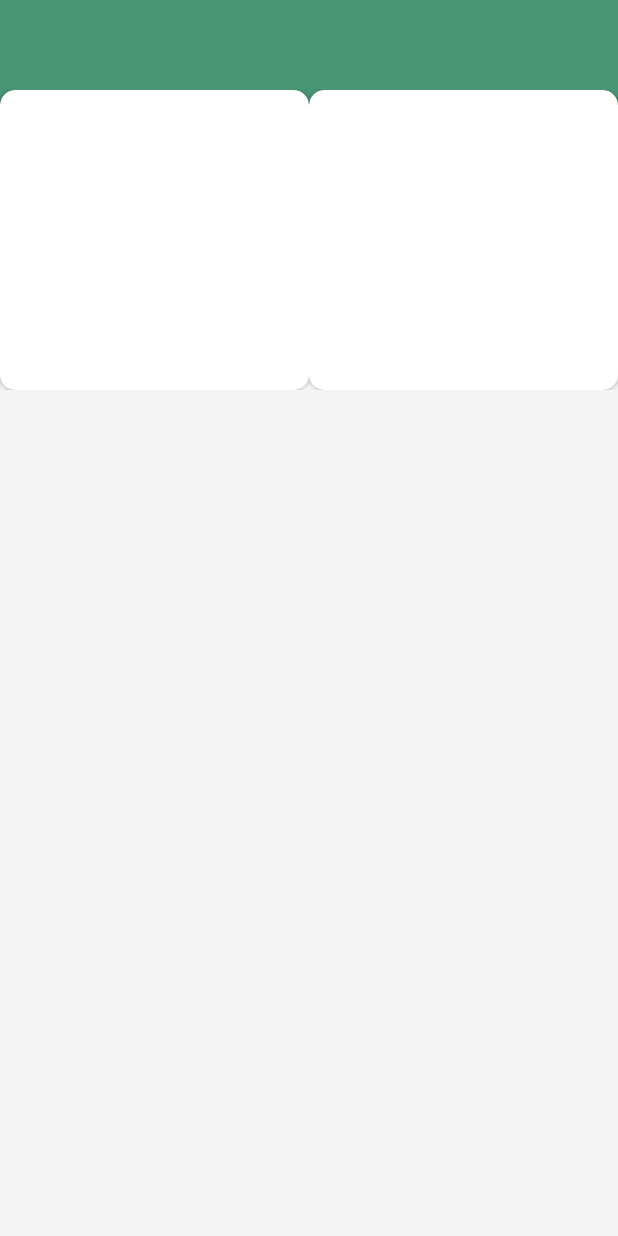
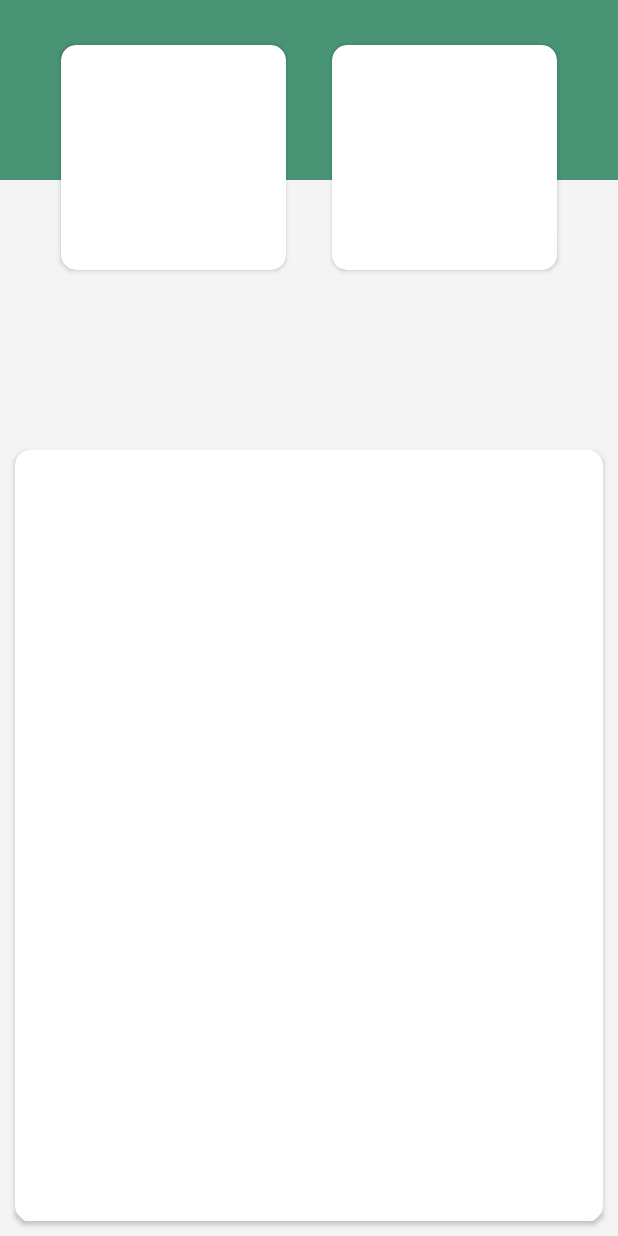
Before and after one commit to VishalNechwani/Hiker, an Android app: the ShowComponentListFragment screen opened through its navigation route, on a phone screen of 412 x 824 dp. Run offline under Robolectric (Android 15) with nearby library versions, the phone set to English and light mode, and no system bars.

Commit message:
Updates in fragment_show_component_list.xml

```diff
--- a/app/src/main/res/layout/fragment_show_component_list.xml
+++ b/app/src/main/res/layout/fragment_show_component_list.xml
@@ -7,7 +7,6 @@
     tools:context=".view.ShowComponentListFragment"
     android:background="@color/roundedBottomSheetPrimaryBackground"
     >
-
     <ImageView
         android:id="@+id/imageView"
         android:layout_width="match_parent"
@@ -17,36 +16,61 @@
         app:layout_constraintStart_toStartOf="parent"
         app:layout_constraintTop_toTopOf="parent" />
 
-    <LinearLayout
+    <androidx.constraintlayout.widget.Guideline
+        android:id="@+id/guideline3"
+        android:layout_width="wrap_content"
+        android:layout_height="wrap_content"
+        android:orientation="vertical"
+        app:layout_constraintGuide_percent="0.5"
+        />
+
+    <com.google.android.material.card.MaterialCardView
+        android:layout_width="150dp"
+        android:layout_height="150dp"
+        android:layout_marginEnd="15dp"
+        app:cardCornerRadius="10dp"
+        android:layout_marginTop="30dp"
+        app:cardElevation="2dp"
+        app:layout_constraintEnd_toStartOf="@+id/guideline3"
+        app:layout_constraintTop_toTopOf="parent" />
+
+    <com.google.android.material.card.MaterialCardView
+        android:layout_width="150dp"
+        android:layout_height="150dp"
+        android:layout_marginStart="15dp"
+        app:cardCornerRadius="10dp"
+        android:layout_marginTop="30dp"
+        app:cardElevation="2dp"
+        app:layout_constraintStart_toStartOf="@+id/guideline3"
+        app:layout_constraintTop_toTopOf="parent" />
+
+    <com.google.android.material.card.MaterialCardView
         android:layout_width="match_parent"
-        android:layout_height="200dp"
-        android:layout_marginTop="60dp"
+        android:layout_height="match_parent"
+        app:cardCornerRadius="10dp"
+        android:layout_marginTop="300dp"
+        android:layout_marginStart="10dp"
+        android:layout_marginEnd="10dp"
+        android:layout_marginBottom="10dp"
+        app:cardElevation="2dp"
+        app:layout_constraintTop_toBottomOf="@+id/imageView"
+        app:layout_constraintBottom_toBottomOf="parent"
         app:layout_constraintStart_toStartOf="parent"
-        app:layout_constraintTop_toTopOf="@+id/imageView"
-        android:orientation="horizontal"
+        app:layout_constraintEnd_toEndOf="parent"
         >
-        <com.google.android.material.card.MaterialCardView
-            android:layout_width="0dp"
-            android:layout_height="match_parent"
-            app:cardCornerRadius="10dp"
-            app:cardElevation="2dp"
-            android:clickable="true"
-            android:focusable="true"
-            android:layout_weight="0.4"
-            />
 
-        <com.google.android.material.card.MaterialCardView
-            android:layout_width="0dp"
-            android:layout_height="match_parent"
-            app:cardCornerRadius="10dp"
-            app:cardElevation="2dp"
-            android:clickable="true"
-            android:focusable="true"
-            android:layout_weight="0.4"
-            />
+        <ScrollView
+            android:layout_width="match_parent"
+            android:layout_height="match_parent">
+
+            <androidx.recyclerview.widget.RecyclerView
+                android:layout_width="match_parent"
+                android:layout_height="wrap_content"/>
+
+        </ScrollView>
 
 
-    </LinearLayout>
+    </com.google.android.material.card.MaterialCardView>
 
 
 
```
